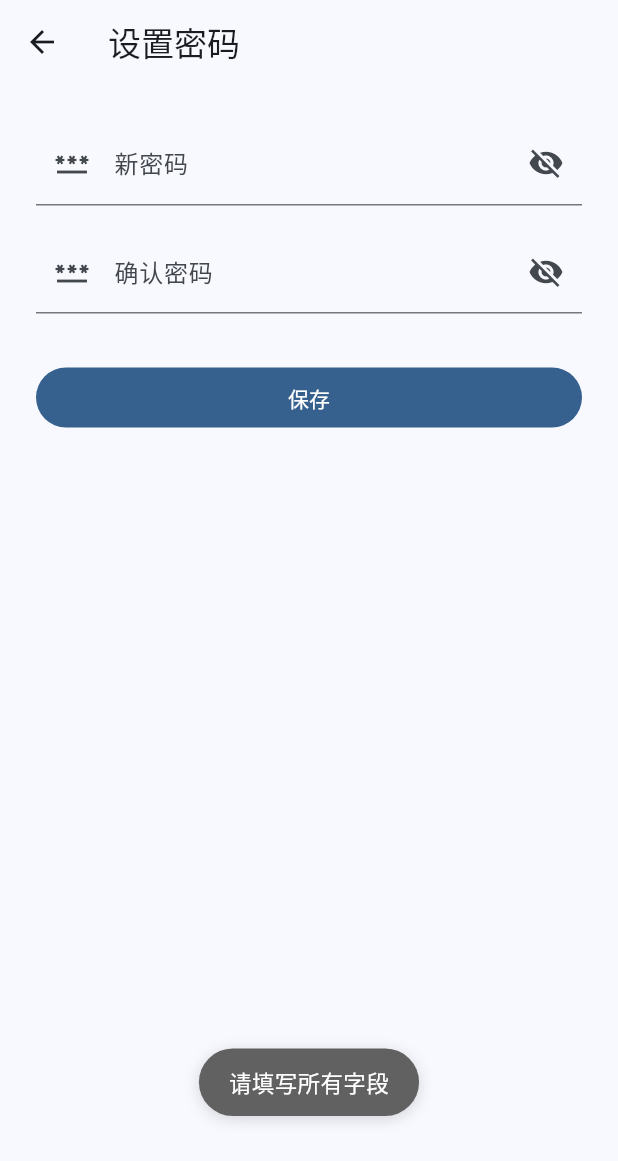
After one commit to Keleoz-Cyber/LessonSearch, a Flutter app: the SetPasswordPage screen opened directly, after a tap on "保存", on a phone screen of 412 x 824 dp. The commit adds this screen. Shown: the top 1161 px of the screen. Run offline on Flutter 3.47's test engine with Material 3 defaults, Android fonts, the phone set to English and light mode, and no system bars; our stand-ins replace dio, drift, flutter_markdown, flutter_riverpod, go_router, share_plus and 1 more; accounts and stored records are empty; generated files the repository leaves out were written again; network calls fail.

Commit message:
feat: 新增密码登录功能
后端：
- users 表新增 password_hash 字段（nullable，兼容老用户）
- 使用 bcrypt/passlib 安全哈希存储密码
- 新增 POST /auth/password-login：邮箱+密码登录
- 新增 POST /auth/set-password：登录后设置/修改密码
- /auth/me 返回 has_password 字段
- 老用户 password_hash 为空时，密码登录提示'请先使用验证码登录'
- 提供 migrations/add_password_hash.py 数据库迁移脚本

前端：
- 登录页增加 SegmentedButton 切换验证码登录/密码登录
- 密码登录支持邮箱+密码，错误提示清晰
- 设置页新增'账号安全'入口，根据 has_password 显示'设置密码'或'修改密码'
- 新建设置密码页面，支持密码可见性切换和二次确认
- API 客户端新增 passwordLogin 和 setPassword 方法

安全：
- 密码最小6位，前后端都校验
- 不返回 password_hash 给前端
- 不影响现有验证码登录、token 刷新、同步逻辑

```diff
--- /dev/null
+++ b/app/lib/features/settings/presentation/set_password_page.dart
@@ -0,0 +1,140 @@
+import 'package:dio/dio.dart';
+import 'package:flutter/material.dart';
+import 'package:flutter_riverpod/flutter_riverpod.dart';
+
+import '../../../shared/providers.dart';
+import '../../../shared/widgets/toast.dart';
+
+class SetPasswordPage extends ConsumerStatefulWidget {
+  const SetPasswordPage({super.key});
+
+  @override
+  ConsumerState<SetPasswordPage> createState() => _SetPasswordPageState();
+}
+
+class _SetPasswordPageState extends ConsumerState<SetPasswordPage> {
+  final _passwordController = TextEditingController();
+  final _confirmController = TextEditingController();
+  bool _isLoading = false;
+  bool _obscurePassword = true;
+  bool _obscureConfirm = true;
+
+  @override
+  void dispose() {
+    _passwordController.dispose();
+    _confirmController.dispose();
+    super.dispose();
+  }
+
+  Future<void> _submit() async {
+    final password = _passwordController.text;
+    final confirm = _confirmController.text;
+
+    if (password.isEmpty || confirm.isEmpty) {
+      Toast.show(context, '请填写所有字段');
+      return;
+    }
+
+    if (password.length < 6) {
+      Toast.show(context, '密码至少需要 6 位');
+      return;
+    }
+
+    if (password != confirm) {
+      Toast.show(context, '两次输入的密码不一致');
+      return;
+    }
+
+    setState(() => _isLoading = true);
+
+    try {
+      final apiClient = ref.read(apiClientProvider);
+      await apiClient.setPassword(password);
+
+      if (mounted) {
+        Toast.show(context, '密码设置成功');
+        Navigator.pop(context);
+      }
+    } on DioException catch (e) {
+      final detail = e.response?.data['detail'] ?? '';
+      if (mounted) {
+        Toast.show(context, detail.isNotEmpty ? detail : '设置失败');
+      }
+    } on Exception {
+      if (mounted) {
+        Toast.show(context, '网络错误，请稍后重试');
+      }
+    } finally {
+      if (mounted) setState(() => _isLoading = false);
+    }
+  }
+
+  @override
+  Widget build(BuildContext context) {
+    final hasPasswordAsync = ref.watch(hasPasswordProvider);
+
+    return Scaffold(
+      appBar: AppBar(
+        title: hasPasswordAsync.when(
+          data: (hasPassword) => Text(hasPassword ? '修改密码' : '设置密码'),
+          loading: () => const Text('设置密码'),
+          error: (_, __) => const Text('设置密码'),
+        ),
+      ),
+      body: SingleChildScrollView(
+        padding: const EdgeInsets.all(24),
+        child: Column(
+          crossAxisAlignment: CrossAxisAlignment.stretch,
+          children: [
+            TextField(
+              controller: _passwordController,
+              decoration: InputDecoration(
+                labelText: '新密码',
+                hintText: '至少6位',
+                prefixIcon: const Icon(Icons.password_outlined),
+                suffixIcon: IconButton(
+                  icon: Icon(
+                    _obscurePassword ? Icons.visibility_off : Icons.visibility,
+                  ),
+                  onPressed: () {
+                    setState(() => _obscurePassword = !_obscurePassword);
+                  },
+                ),
+              ),
+              obscureText: _obscurePassword,
+            ),
+            const SizedBox(height: 16),
+            TextField(
+              controller: _confirmController,
+              decoration: InputDecoration(
+                labelText: '确认密码',
+                hintText: '再次输入密码',
+                prefixIcon: const Icon(Icons.password_outlined),
+                suffixIcon: IconButton(
+                  icon: Icon(
+                    _obscureConfirm ? Icons.visibility_off : Icons.visibility,
+                  ),
+                  onPressed: () {
+                    setState(() => _obscureConfirm = !_obscureConfirm);
+                  },
+                ),
+              ),
+              obscureText: _obscureConfirm,
+            ),
+            const SizedBox(height: 32),
+            FilledButton(
+              onPressed: _isLoading ? null : _submit,
+              child: _isLoading
+                  ? const SizedBox(
+                      width: 20,
+                      height: 20,
+                      child: CircularProgressIndicator(strokeWidth: 2),
+                    )
+                  : const Text('保存'),
+            ),
+          ],
+        ),
+      ),
+    );
+  }
+}
--- a/app/lib/shared/providers.dart
+++ b/app/lib/shared/providers.dart
@@ -42,6 +42,17 @@ final isLoggedInProvider = Provider<bool>((ref) {
 final userEmailProvider = Provider<String?>((ref) {
   final authService = ref.watch(authServiceProvider);
   return authService.userEmail;
+});
+
+/// 是否已设置密码
+final hasPasswordProvider = FutureProvider<bool>((ref) async {
+  try {
+    final api = ref.watch(apiClientProvider);
+    final user = await api.getCurrentUser();
+    return user['has_password'] == true;
+  } catch (e) {
+    return false;
+  }
 });
 
 /// 反馈服务（振动/音效）
```
Also changed, not shown: app/lib/core/network/api_client.dart (+18 -0 lines), app/lib/features/auth/presentation/login_page.dart (+110 -18 lines), app/lib/features/settings/presentation/settings_page.dart (+25 -0 lines), 6 other files.
